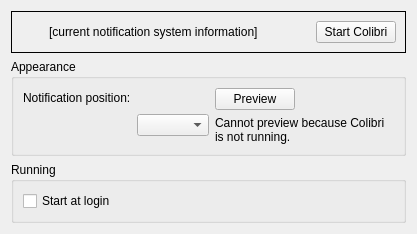
KDE/colibri, file kcm/controlmodule.ui: the form before one commit.
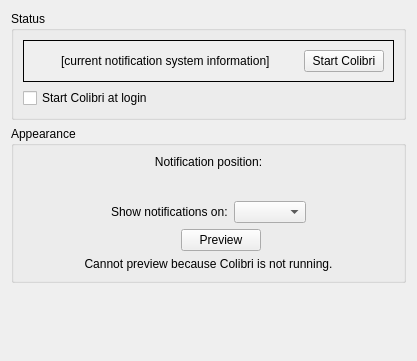
The form after the commit. Custom widgets are drawn as their Qt base class.

Commit message: Prettify config

Diff of the .ui file:
```diff
--- a/kcm/controlmodule.ui
+++ b/kcm/controlmodule.ui
@@ -7,9 +7,15 @@
     <x>0</x>
     <y>0</y>
     <width>417</width>
-    <height>234</height>
+    <height>361</height>
    </rect>
   </property>
+  <layout class="QVBoxLayout" name="verticalLayout">
+   <item>
+    <widget class="QGroupBox" name="groupBox">
+     <property name="title">
+      <string>Status</string>
+     </property>
   <layout class="QVBoxLayout" name="verticalLayout_3">
    <item>
     <widget class="QFrame" name="stateContainer">
@@ -75,21 +81,32 @@
     </widget>
    </item>
    <item>
-    <widget class="QGroupBox" name="groupBox">
+       <widget class="QCheckBox" name="kcfg_AutoStart">
+        <property name="text">
+         <string>Start Colibri at login</string>
+        </property>
+       </widget>
+      </item>
+     </layout>
+    </widget>
+   </item>
+   <item>
+    <widget class="QGroupBox" name="groupBox_2">
      <property name="title">
       <string>Appearance</string>
      </property>
-     <layout class="QHBoxLayout" name="horizontalLayout_3">
+     <layout class="QVBoxLayout" name="verticalLayout_2">
       <item>
-       <layout class="QFormLayout" name="formLayout">
-        <item row="0" column="0">
          <widget class="QLabel" name="label">
           <property name="text">
            <string>Notification position:</string>
           </property>
-         </widget>
-        </item>
-        <item row="0" column="1">
+        <property name="alignment">
+         <set>Qt::AlignCenter</set>
+        </property>
+       </widget>
+      </item>
+      <item>
          <layout class="QHBoxLayout" name="horizontalLayout">
           <item>
            <widget class="Colibri::AlignmentSelector" name="alignmentSelector" native="true"/>
@@ -107,24 +124,88 @@
             </property>
            </spacer>
           </item>
-         </layout>
-        </item>
-        <item row="1" column="1">
+        <item>
+         <widget class="Colibri::AlignmentSelector" name="alignmentSelector" native="true"/>
+        </item>
+        <item>
+         <spacer name="horizontalSpacer_3">
+          <property name="orientation">
+           <enum>Qt::Horizontal</enum>
+          </property>
+          <property name="sizeHint" stdset="0">
+           <size>
+            <width>40</width>
+            <height>20</height>
+           </size>
+          </property>
+         </spacer>
+        </item>
+       </layout>
+      </item>
+      <item>
+       <layout class="QHBoxLayout" name="horizontalLayout_3">
+        <item>
+         <spacer name="horizontalSpacer_6">
+          <property name="orientation">
+           <enum>Qt::Horizontal</enum>
+          </property>
+          <property name="sizeHint" stdset="0">
+           <size>
+            <width>40</width>
+            <height>20</height>
+           </size>
+          </property>
+         </spacer>
+        </item>
+        <item>
+         <widget class="QLabel" name="label_2">
+          <property name="text">
+           <string>Show notifications on:</string>
+          </property>
+         </widget>
+        </item>
+        <item>
          <widget class="KComboBox" name="screenComboBox"/>
         </item>
+        <item>
+         <spacer name="horizontalSpacer_2">
+          <property name="orientation">
+           <enum>Qt::Horizontal</enum>
+          </property>
+          <property name="sizeHint" stdset="0">
+           <size>
+            <width>40</width>
+            <height>20</height>
+           </size>
+          </property>
+         </spacer>
+        </item>
        </layout>
       </item>
       <item>
-       <layout class="QGridLayout" name="gridLayout">
-        <item row="0" column="0">
+       <layout class="QHBoxLayout" name="horizontalLayout_4">
+        <item>
+         <spacer name="horizontalSpacer_4">
+          <property name="orientation">
+           <enum>Qt::Horizontal</enum>
+          </property>
+          <property name="sizeHint" stdset="0">
+           <size>
+            <width>158</width>
+            <height>20</height>
+           </size>
+          </property>
+         </spacer>
+        </item>
+        <item>
          <widget class="QPushButton" name="previewButton">
           <property name="text">
            <string>Preview</string>
           </property>
          </widget>
         </item>
-        <item row="0" column="1">
-         <spacer name="horizontalSpacer_4">
+        <item>
+         <spacer name="horizontalSpacer_5">
           <property name="orientation">
            <enum>Qt::Horizontal</enum>
           </property>
@@ -136,17 +217,25 @@
           </property>
          </spacer>
         </item>
-        <item row="1" column="0" colspan="2">
+       </layout>
+      </item>
+      <item>
          <widget class="QLabel" name="previewImpossibleLabel">
           <property name="text">
            <string>Cannot preview because Colibri is not running.</string>
           </property>
+        <property name="alignment">
+         <set>Qt::AlignCenter</set>
+        </property>
           <property name="wordWrap">
            <bool>true</bool>
           </property>
          </widget>
         </item>
-        <item row="2" column="0">
+     </layout>
+    </widget>
+   </item>
+   <item>
          <spacer name="verticalSpacer_2">
           <property name="orientation">
            <enum>Qt::Vertical</enum>
@@ -154,41 +243,7 @@
           <property name="sizeHint" stdset="0">
            <size>
             <width>20</width>
-            <height>10</height>
-           </size>
-          </property>
-         </spacer>
-        </item>
-       </layout>
-      </item>
-     </layout>
-    </widget>
-   </item>
-   <item>
-    <widget class="QGroupBox" name="groupBox_2">
-     <property name="title">
-      <string>Running</string>
-     </property>
-     <layout class="QVBoxLayout" name="verticalLayout">
-      <item>
-       <widget class="QCheckBox" name="kcfg_AutoStart">
-        <property name="text">
-         <string>Start at login</string>
-        </property>
-       </widget>
-      </item>
-     </layout>
-    </widget>
-   </item>
-   <item>
-    <spacer name="verticalSpacer">
-     <property name="orientation">
-      <enum>Qt::Vertical</enum>
-     </property>
-     <property name="sizeHint" stdset="0">
-      <size>
-       <width>20</width>
-       <height>0</height>
+       <height>40</height>
       </size>
      </property>
     </spacer>
```
Left out of the diff: 3 changed lines with no effect on the pictures. Lines whose indentation alone changed are shown as unchanged.
